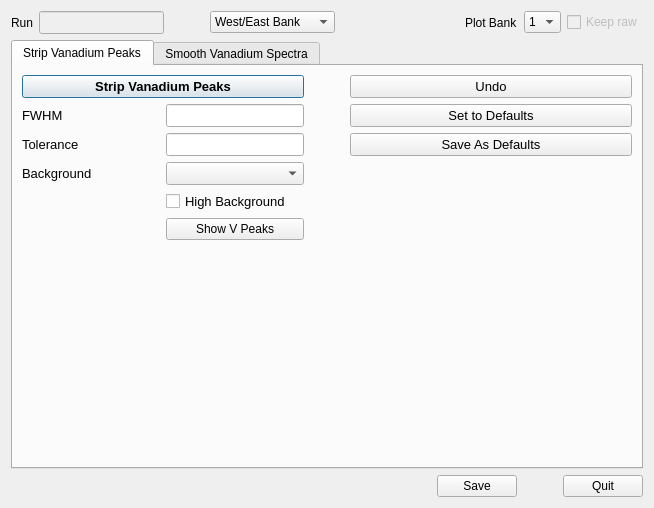
Qt form designer/ProcessVanadiumDialog.ui (neutrons/PyVDrive) before a commit.
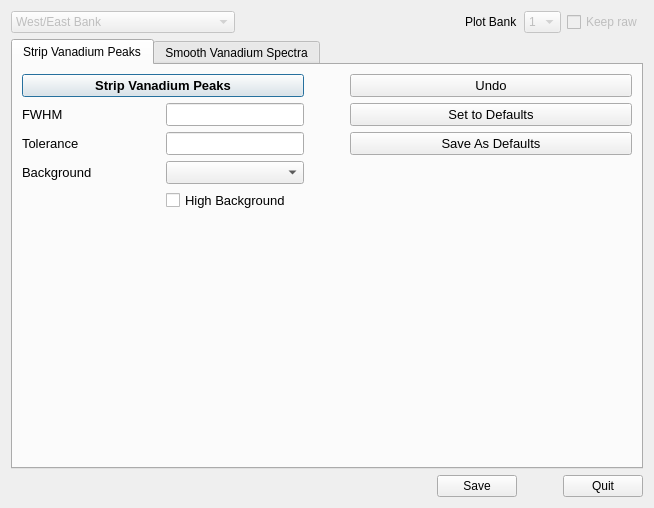
The same form after that commit.

```diff
--- a/designer/ProcessVanadiumDialog.ui
+++ b/designer/ProcessVanadiumDialog.ui
@@ -27,7 +27,48 @@
       </widget>
      </item>
      <item row="0" column="3">
+      <widget class="QComboBox" name="comboBox_plotBanks">
+       <property name="enabled">
+        <bool>false</bool>
+       </property>
+       <item>
+        <property name="text">
+         <string>1</string>
+        </property>
+       </item>
+       <item>
+        <property name="text">
+         <string>2</string>
+        </property>
+       </item>
+       <item>
+        <property name="text">
+         <string>3</string>
+        </property>
+       </item>
+      </widget>
+     </item>
+     <item row="0" column="1">
+      <spacer name="horizontalSpacer_6">
+       <property name="orientation">
+        <enum>Qt::Horizontal</enum>
+       </property>
+       <property name="sizeType">
+        <enum>QSizePolicy::Expanding</enum>
+       </property>
+       <property name="sizeHint" stdset="0">
+        <size>
+         <width>40</width>
+         <height>20</height>
+        </size>
+       </property>
+      </spacer>
+     </item>
+     <item row="0" column="0">
       <widget class="QComboBox" name="comboBox_banks">
+       <property name="enabled">
+        <bool>false</bool>
+       </property>
        <property name="sizePolicy">
         <sizepolicy hsizetype="Expanding" vsizetype="Fixed">
          <horstretch>0</horstretch>
@@ -49,89 +90,13 @@
        </item>
       </widget>
      </item>
-     <item row="0" column="5">
+     <item row="0" column="2">
       <widget class="QLabel" name="label_10">
        <property name="text">
         <string>Plot Bank</string>
        </property>
       </widget>
      </item>
-     <item row="0" column="1">
-      <widget class="QLineEdit" name="lineEdit_runNumber">
-       <property name="enabled">
-        <bool>false</bool>
-       </property>
-       <property name="sizePolicy">
-        <sizepolicy hsizetype="Preferred" vsizetype="Fixed">
-         <horstretch>0</horstretch>
-         <verstretch>0</verstretch>
-        </sizepolicy>
-       </property>
-       <property name="font">
-        <font>
-         <pointsize>10</pointsize>
-        </font>
-       </property>
-      </widget>
-     </item>
-     <item row="0" column="4">
-      <spacer name="horizontalSpacer_6">
-       <property name="orientation">
-        <enum>Qt::Horizontal</enum>
-       </property>
-       <property name="sizeType">
-        <enum>QSizePolicy::Expanding</enum>
-       </property>
-       <property name="sizeHint" stdset="0">
-        <size>
-         <width>40</width>
-         <height>20</height>
-        </size>
-       </property>
-      </spacer>
-     </item>
-     <item row="0" column="0">
-      <widget class="QLabel" name="label_11">
-       <property name="text">
-        <string>Run</string>
-       </property>
-      </widget>
-     </item>
-     <item row="0" column="6">
-      <widget class="QComboBox" name="comboBox_plotBanks">
-       <item>
-        <property name="text">
-         <string>1</string>
-        </property>
-       </item>
-       <item>
-        <property name="text">
-         <string>2</string>
-        </property>
-       </item>
-       <item>
-        <property name="text">
-         <string>3</string>
-        </property>
-       </item>
-      </widget>
-     </item>
-     <item row="0" column="2">
-      <spacer name="horizontalSpacer_7">
-       <property name="orientation">
-        <enum>Qt::Horizontal</enum>
-       </property>
-       <property name="sizeType">
-        <enum>QSizePolicy::Preferred</enum>
-       </property>
-       <property name="sizeHint" stdset="0">
-        <size>
-         <width>40</width>
-         <height>20</height>
-        </size>
-       </property>
-      </spacer>
-     </item>
     </layout>
    </item>
    <item>
@@ -174,7 +139,7 @@
              </property>
             </widget>
            </item>
-           <item row="5" column="1">
+           <item row="4" column="1">
             <spacer name="verticalSpacer_2">
              <property name="orientation">
               <enum>Qt::Vertical</enum>
@@ -268,18 +233,6 @@
              </property>
             </widget>
            </item>
-           <item row="4" column="1">
-            <widget class="QPushButton" name="pushButton_showVPeaks">
-             <property name="font">
-              <font>
-               <pointsize>9</pointsize>
-              </font>
-             </property>
-             <property name="text">
-              <string>Show V Peaks</string>
-             </property>
-            </widget>
-           </item>
           </layout>
          </item>
         </layout>
```
Left out of the diff: 2 changed lines with no effect on the pictures.
